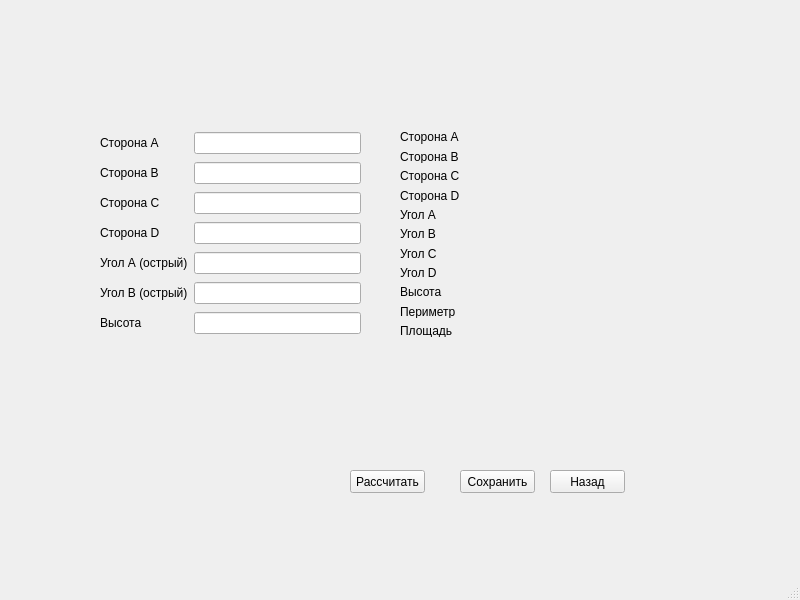
First picture: the form in FigureCreation/trapezoidcreation.ui, repository momooshi/GeometryAssistance, before the edit.
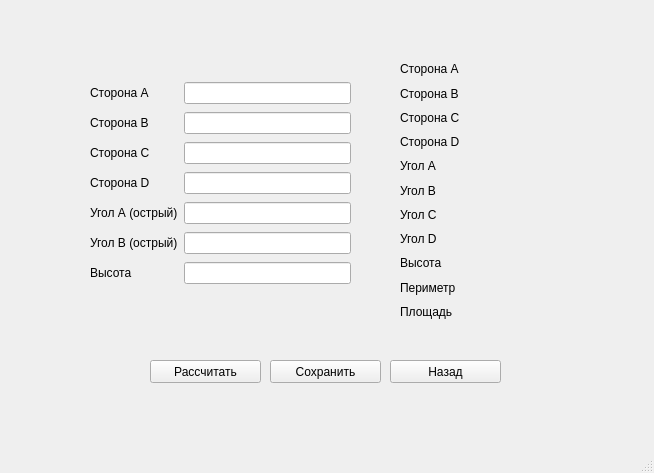
Second picture: the form after the edit.

Diff of the .ui file:
```diff
--- a/FigureCreation/trapezoidcreation.ui
+++ b/FigureCreation/trapezoidcreation.ui
@@ -6,8 +6,8 @@
    <rect>
     <x>0</x>
     <y>0</y>
-    <width>800</width>
-    <height>600</height>
+    <width>654</width>
+    <height>473</height>
    </rect>
   </property>
   <property name="windowTitle">
@@ -17,9 +17,9 @@
    <widget class="QPushButton" name="pushButton">
     <property name="geometry">
      <rect>
-      <x>460</x>
-      <y>470</y>
-      <width>75</width>
+      <x>270</x>
+      <y>360</y>
+      <width>111</width>
       <height>23</height>
      </rect>
     </property>
@@ -30,9 +30,9 @@
    <widget class="QPushButton" name="pushButton_2">
     <property name="geometry">
      <rect>
-      <x>550</x>
-      <y>470</y>
-      <width>75</width>
+      <x>390</x>
+      <y>360</y>
+      <width>111</width>
       <height>23</height>
      </rect>
     </property>
@@ -43,9 +43,9 @@
    <widget class="QPushButton" name="pushButton_3">
     <property name="geometry">
      <rect>
-      <x>350</x>
-      <y>470</y>
-      <width>75</width>
+      <x>150</x>
+      <y>360</y>
+      <width>111</width>
       <height>23</height>
      </rect>
     </property>
@@ -53,13 +53,13 @@
      <string>Рассчитать</string>
     </property>
    </widget>
-   <widget class="QWidget" name="">
+   <widget class="QWidget" name="layoutWidget">
     <property name="geometry">
      <rect>
-      <x>100</x>
-      <y>130</y>
+      <x>90</x>
+      <y>80</y>
       <width>261</width>
-      <height>211</height>
+      <height>212</height>
      </rect>
     </property>
     <layout class="QGridLayout" name="gridLayout">
@@ -135,13 +135,13 @@
      </item>
     </layout>
    </widget>
-   <widget class="QWidget" name="">
+   <widget class="QWidget" name="layoutWidget">
     <property name="geometry">
      <rect>
       <x>400</x>
-      <y>130</y>
-      <width>191</width>
-      <height>207</height>
+      <y>60</y>
+      <width>211</width>
+      <height>261</height>
      </rect>
     </property>
     <layout class="QGridLayout" name="gridLayout_2">
```
Left out of the diff: 4 changed lines with no effect on the pictures.
